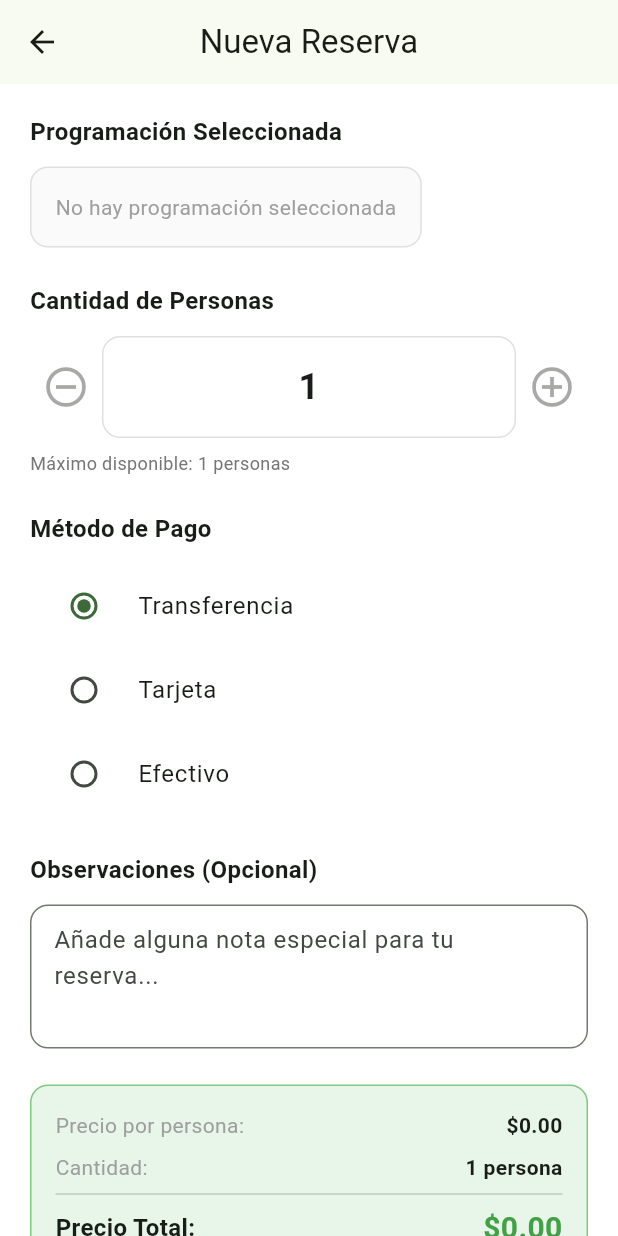
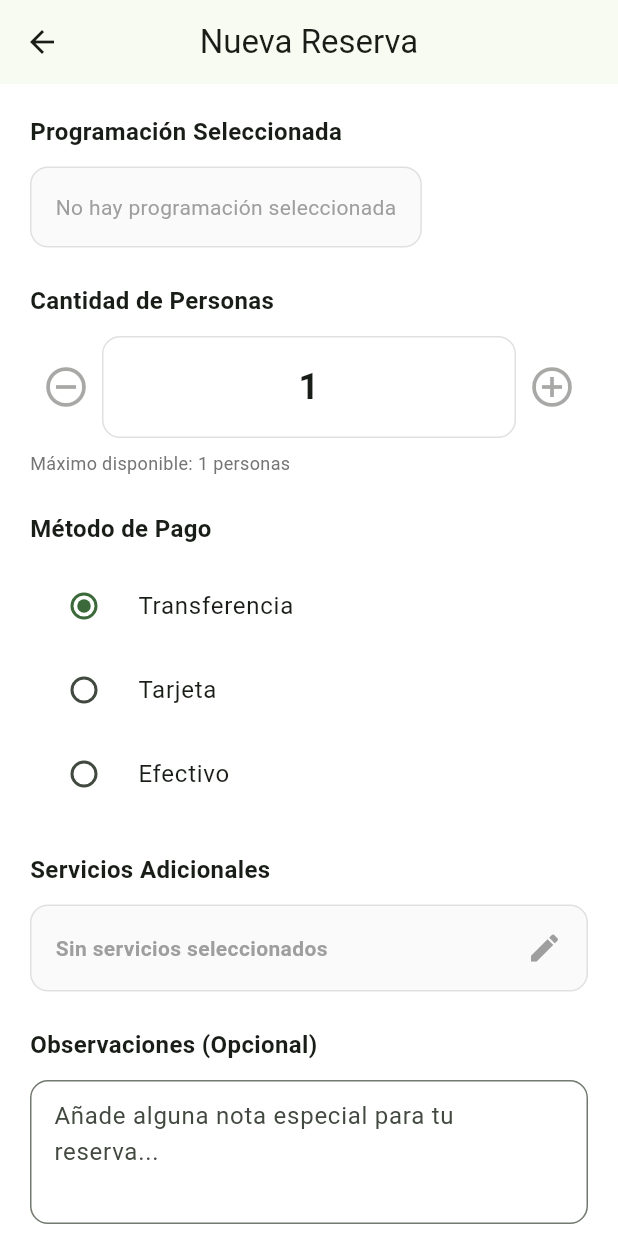
Before and after one commit to achury2000/version-2-app-occi, a Flutter app: the CrearReservaScreen screen opened directly, on a phone screen of 412 x 824 dp. Run offline on Flutter 3.47's test engine with Material 3 defaults, Android fonts, the light colour scheme and no system bars; our stand-ins replace dio, go_router, shared_preferences; accounts and stored records are empty.

Commit message:
FASE 3: UI - Pantalla de Selección de Servicios
- Crear lib/screens/servicios/servicios_seleccion_screen.dart
  * Pantalla completa con búsqueda y filtrado
  * Tarjetas seleccionables de servicios
  * Cálculo en tiempo real del total de servicios
  * Header con contador de seleccionados
  * Footer con botón de confirmación
  * Manejo de estados: cargando, error, vacío

- Integrar servicios en crear_reserva_screen.dart
  * Nueva sección: 'Servicios Adicionales'
  * Botón para navegar a pantalla de selección
  * Mostrar contador de servicios seleccionados
  * Actualizar resumen de precio con servicios
  * Desglose: Experiencia + Servicios = Total

- Agregar ruta '/servicios-seleccion' a router.dart
  * Ruta protegida (requiere autenticación)
  * Integración con GoRouter

- Fixes:
  * Remover casts innecesarios en router
  * Arreglar BuildContext async gaps
  * Mejorar lifecycle management

- Issues: 12 (2 menos que antes)

```diff
--- a/lib/config/router.dart
+++ b/lib/config/router.dart
@@ -12,6 +12,7 @@ import '../screens/home/role_dashboard_screen.dart';
 import '../screens/catalogo/disponibilidades_screen.dart';
 import '../screens/reservas/crear_reserva_screen.dart';
 import '../screens/reservas/reserva_detalle_screen.dart';
+import '../screens/servicios/servicios_seleccion_screen.dart';
 import '../providers/auth_provider.dart';
 
 String _normalizeRole(String? role) {
@@ -48,6 +49,7 @@ const Set<String> _protectedRoutes = {
   '/disponibilidades',
   '/crear-reserva',
   '/reserva-detalle',
+  '/servicios-seleccion',
   '/admin-home',
   '/asesor-home',
   '/guia-home',
@@ -196,12 +198,12 @@ final appRouter = GoRouter(
       path: '/reserva-detalle',
       name: 'reservaDetalle',
       builder: (context, state) {
-        final idReserva = state.uri.queryParameters['id'] as String?;
+        final idReserva = state.uri.queryParameters['id'];
         int? id;
         if (idReserva != null) {
           id = int.tryParse(idReserva);
-        } else if (state.extra != null) {
-          id = state.extra as int?;
+        } else if (state.extra is int) {
+          id = state.extra as int;
         }
 
         if (id == null) {
@@ -215,6 +217,11 @@ final appRouter = GoRouter(
 
         return ReservaDetalleScreen(idReserva: id);
       },
+    ),
+    GoRoute(
+      path: '/servicios-seleccion',
+      name: 'serviciosSeleccion',
+      builder: (context, state) => const ServiciosSeleccionScreen(),
     ),
     GoRoute(
       path: '/admin-home',
--- a/lib/screens/reservas/crear_reserva_screen.dart
+++ b/lib/screens/reservas/crear_reserva_screen.dart
@@ -5,6 +5,7 @@ import '../../models/programacion.dart';
 import '../../providers/programacion_provider.dart';
 import '../../providers/reserva_provider.dart';
 import '../../providers/auth_provider.dart';
+import '../../providers/servicio_provider.dart';
 import '../../services/reserva_service.dart';
 
 class CrearReservaScreen extends StatefulWidget {
@@ -25,6 +26,7 @@ class _CrearReservaScreenState extends State<CrearReservaScreen> {
   late ReservaService _reservaService;
   int _cantidadPersonas = 1;
   String _metodoPago = 'transferencia';
+  List<int> _serviciosSeleccionados = [];
   final TextEditingController _observacionesController = TextEditingController();
   bool _cargando = false;
   Programacion? _programacionSeleccionada;
@@ -34,7 +36,9 @@ class _CrearReservaScreenState extends State<CrearReservaScreen> {
     super.initState();
     _reservaService = ReservaService();
     _programacionSeleccionada = widget.programacion;
+    WidgetsBinding.instance.addPostFrameCallback((_) {
       _cargarProgramacion();
+    });
   }
 
   @override
@@ -98,8 +102,14 @@ class _CrearReservaScreenState extends State<CrearReservaScreen> {
       if (!mounted) return;
 
       // Actualizar lista de reservas en el provider
+      if (mounted) {
+        // ignore: use_build_context_synchronously
         await context.read<ReservaProvider>().cargarReservas(idCliente: idCliente);
+      }
 
+      if (!mounted) return;
+
+      // ignore: use_build_context_synchronously
       ScaffoldMessenger.of(context).showSnackBar(
         SnackBar(
           content: Text('✅ Reserva #${nuevaReserva.id} creada exitosamente'),
@@ -168,15 +178,19 @@ class _CrearReservaScreenState extends State<CrearReservaScreen> {
                 _buildSeccionPago(),
                 const SizedBox(height: 24),
 
-                /// SECCIÓN 4: Observaciones
+                /// SECCIÓN 4: Servicios Adicionales
+                _buildSeccionServicios(),
+                const SizedBox(height: 24),
+
+                /// SECCIÓN 5: Observaciones
                 _buildSeccionObservaciones(),
                 const SizedBox(height: 24),
 
-                /// SECCIÓN 5: Resumen de Precio
+                /// SECCIÓN 6: Resumen de Precio
                 _buildResumenPrecio(),
                 const SizedBox(height: 24),
 
-                /// SECCIÓN 6: Botones
+                /// SECCIÓN 7: Botones
                 _buildBotones(),
               ],
             ),
@@ -394,6 +408,11 @@ class _CrearReservaScreenState extends State<CrearReservaScreen> {
     final precioUnitario = _programacionSeleccionada?.precio ?? 0;
     final precioTotal = _calcularPrecioTotal();
 
+    return Consumer<ServicioProvider>(
+      builder: (context, servicioProvider, _) {
+        final serviciosTotal = servicioProvider.totalServiciosSeleccionados;
+        final totalConServicios = precioTotal + serviciosTotal;
+
         return Container(
           padding: const EdgeInsets.all(16),
           decoration: BoxDecoration(
@@ -436,19 +455,56 @@ class _CrearReservaScreenState extends State<CrearReservaScreen> {
                   ),
                 ],
               ),
+              const SizedBox(height: 8),
+              Row(
+                mainAxisAlignment: MainAxisAlignment.spaceBetween,
+                children: [
+                  const Text(
+                    'Experiencia:',
+                    style: TextStyle(color: Colors.grey),
+                  ),
+                  Text(
+                    '\$${precioTotal.toStringAsFixed(2)}',
+                    style: const TextStyle(
+                      fontSize: 14,
+                      fontWeight: FontWeight.bold,
+                    ),
+                  ),
+                ],
+              ),
+              if (serviciosTotal > 0) ...[
+                const SizedBox(height: 8),
+                Row(
+                  mainAxisAlignment: MainAxisAlignment.spaceBetween,
+                  children: [
+                    const Text(
+                      'Servicios:',
+                      style: TextStyle(color: Colors.grey),
+                    ),
+                    Text(
+                      '\$${serviciosTotal.toStringAsFixed(2)}',
+                      style: const TextStyle(
+                        fontSize: 14,
+                        fontWeight: FontWeight.bold,
+                        color: Colors.amber,
+                      ),
+                    ),
+                  ],
+                ),
+              ],
               const Divider(height: 16),
               Row(
                 mainAxisAlignment: MainAxisAlignment.spaceBetween,
                 children: [
                   const Text(
-                'Precio Total:',
+                    'Total:',
                     style: TextStyle(
                       fontSize: 16,
                       fontWeight: FontWeight.bold,
                     ),
                   ),
                   Text(
-                '\$${precioTotal.toStringAsFixed(2)}',
+                    '\$${totalConServicios.toStringAsFixed(2)}',
                     style: TextStyle(
                       fontSize: 20,
                       fontWeight: FontWeight.bold,
@@ -459,6 +515,8 @@ class _CrearReservaScreenState extends State<CrearReservaScreen> {
               ),
             ],
           ),
+        );
+      },
     );
   }
 
@@ -505,4 +563,83 @@ class _CrearReservaScreenState extends State<CrearReservaScreen> {
     if (texto.isEmpty) return texto;
     return texto[0].toUpperCase() + texto.substring(1);
   }
+
+  /// Construir sección de servicios adicionales
+  Widget _buildSeccionServicios() {
+    return Column(
+      crossAxisAlignment: CrossAxisAlignment.start,
+      children: [
+        const Text(
+          'Servicios Adicionales',
+          style: TextStyle(
+            fontSize: 16,
+            fontWeight: FontWeight.bold,
+          ),
+        ),
+        const SizedBox(height: 12),
+        Consumer<ServicioProvider>(
+          builder: (context, servicioProvider, _) {
+            final cantidad = servicioProvider.idsServiciosSeleccionados.length;
+            return GestureDetector(
+              onTap: () async {
+                final resultado = await context.pushNamed('serviciosSeleccion');
+                if (resultado != null && resultado is List<int>) {
+                  setState(() {
+                    _serviciosSeleccionados = resultado;
+                  });
+                  // Actualizar el provider con los servicios seleccionados
+                  servicioProvider.cargarServiciosSeleccionados(_serviciosSeleccionados);
                 }
+              },
+              child: Container(
+                padding: const EdgeInsets.all(16),
+                decoration: BoxDecoration(
+                  border: Border.all(
+                    color: cantidad > 0 ? Colors.amber.shade300 : Colors.grey.shade300,
+                  ),
+                  borderRadius: BorderRadius.circular(12),
+                  color: cantidad > 0 ? Colors.amber.shade50 : Colors.grey.shade50,
+                ),
+                child: Row(
+                  mainAxisAlignment: MainAxisAlignment.spaceBetween,
+                  children: [
+                    Column(
+                      crossAxisAlignment: CrossAxisAlignment.start,
+                      children: [
+                        Text(
+                          cantidad == 0
+                              ? 'Sin servicios seleccionados'
+                              : '$cantidad servicio${cantidad > 1 ? 's' : ''} seleccionado${cantidad > 1 ? 's' : ''}',
+                          style: TextStyle(
+                            fontSize: 14,
+                            fontWeight: FontWeight.bold,
+                            color: cantidad > 0 ? Colors.amber.shade900 : Colors.grey,
+                          ),
+                        ),
+                        if (cantidad > 0)
+                          Padding(
+                            padding: const EdgeInsets.only(top: 4),
+                            child: Text(
+                              'Toca para editar',
+                              style: TextStyle(
+                                fontSize: 12,
+                                color: Colors.amber.shade700,
+                              ),
+                            ),
+                          ),
+                      ],
+                    ),
+                    Icon(
+                      Icons.edit,
+                      color: cantidad > 0 ? Colors.amber.shade700 : Colors.grey,
+                    ),
+                  ],
+                ),
+              ),
+            );
+          },
+        ),
+      ],
+    );
+  }
+}
```
Also changed, not shown: lib/screens/servicios/servicios_seleccion_screen.dart (added, +419 -0 lines). Lines whose indentation alone changed are shown as unchanged.
